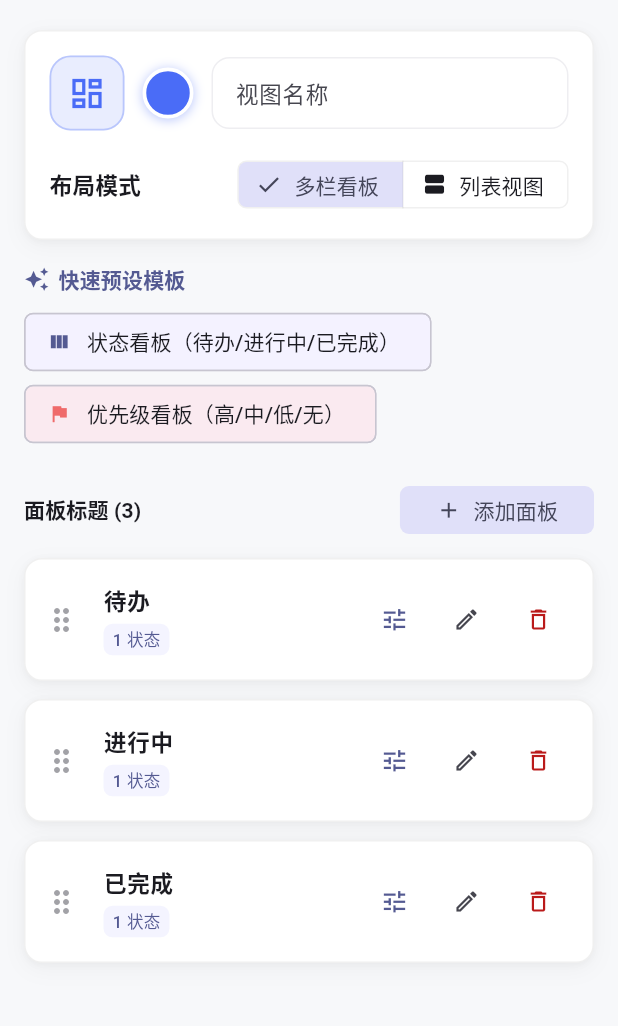
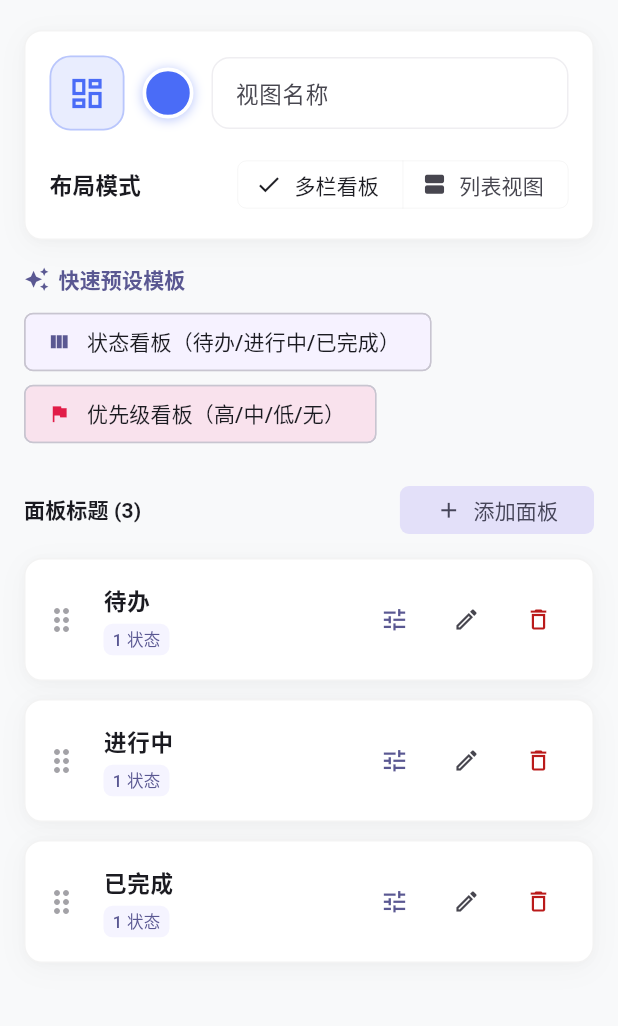
Before and after one commit to roverway/ordo, a Flutter app: the CustomViewEditorPage screen opened by its route, on a phone screen of 412 x 824 dp, the part 72-1098 px from its top. Run offline on Flutter 3.47's test engine with Material 3 defaults, Android fonts, the phone set to English and light mode, and no system bars; our stand-ins replace connectivity_plus, dio, drift, drift_flutter, flutter_riverpod, flutter_secure_storage and 2 more; missing offline and left inert: minio, webdav_client; accounts and stored records are empty; generated files the repository leaves out were written again.

Commit message:
feat(ui): 视觉质感系统化重塑——形态B轻微卡片流/连线呼吸感/看板元数据规整/色彩与日期打磨
- 容器架构（形态 B）：统一 SimpleTaskTile、TaskTree 与看板卡片为轻质感白卡层级（0.5px 微边框 + 柔和弥散阴影），消除今日页与详情页层级割裂。
- 任务树连线：连线透明度调至 8% 浅灰，分支端点与复选框留出 4~5px 呼吸留白间隙，解除流程图机械焊接感。
- 看板与筛选视图：保留用户自定义标题与全部属性，卡片标题独占首行，元数据（项目/优先级/日期）单行基准线对齐，取消右侧孤立红旗。
- 色彩与材质：种子主色升级为 Electric Indigo (#4F46E5)，底色升级为冷白灰 (#F8F9FA)，语义色统一为玫瑰红/琥珀黄/翡翠绿；优化 FAB 与设置页分段器。
- 侧边栏与日历：抽屉子项目色点与父级文件夹文本严格纵向对齐；日历数字启用表格数字；修复 formatDueDate 中文环境下英文日期混杂。
- 文档同步：同步更新 docs/50-ui-ux.md 令牌规格表。

```diff
--- a/lib/core/theme/app_theme.dart
+++ b/lib/core/theme/app_theme.dart
@@ -182,15 +182,36 @@ abstract final class AppTheme {
         style: ButtonStyle(
           shape: WidgetStatePropertyAll(
             RoundedRectangleBorder(
-              borderRadius: BorderRadius.circular(AppTokens.radiusChip),
+              borderRadius: BorderRadius.circular(AppTokens.radiusChip + 2),
             ),
+          ),
+          backgroundColor: WidgetStateProperty.resolveWith((states) {
+            if (states.contains(WidgetState.selected)) {
+              return isDark ? AppTokens.surfaceCardDark : AppTokens.surfaceCard;
+            }
+            return Colors.transparent;
+          }),
+          foregroundColor: WidgetStateProperty.resolveWith((states) {
+            if (states.contains(WidgetState.selected)) {
+              return colorScheme.onSurface;
+            }
+            return colorScheme.onSurfaceVariant;
+          }),
+          elevation: WidgetStateProperty.resolveWith((states) {
+            if (states.contains(WidgetState.selected)) {
+              return 1.0;
+            }
+            return 0.0;
+          }),
+          shadowColor: WidgetStatePropertyAll(
+            isDark ? Colors.black54 : const Color(0x14000000),
           ),
           side: WidgetStateProperty.resolveWith((states) {
             return BorderSide(
               color: isDark
                   ? AppTokens.borderSubtleDark
                   : AppTokens.borderSubtleLight,
-              width: 1,
+              width: 0.5,
             );
           }),
         ),
@@ -253,7 +274,10 @@ abstract final class AppTheme {
 
       // ── FAB ──
       floatingActionButtonTheme: FloatingActionButtonThemeData(
-        elevation: AppTokens.elevationFab,
+        elevation: 2,
+        highlightElevation: 4,
+        backgroundColor: colorScheme.primary,
+        foregroundColor: Colors.white,
         shape: RoundedRectangleBorder(
           borderRadius: BorderRadius.circular(AppTokens.radiusButton),
         ),
@@ -275,7 +299,9 @@ abstract final class AppTheme {
         // 宽屏 Rail 加宽 80 → 96（55-ui-redesign-proposal.md §3.2）。
         minWidth: AppTokens.railWidth,
         // 选中态药丸高亮：浅色容器 + 圆角（colorScheme 派生，不硬编码）。
-        indicatorColor: colorScheme.secondaryContainer,
+        indicatorColor: colorScheme.primary.withValues(
+          alpha: AppTokens.alphaTintSoft,
+        ),
         indicatorShape: RoundedRectangleBorder(
           borderRadius: BorderRadius.circular(AppTokens.radiusButton),
         ),
--- a/lib/core/theme/app_tokens.dart
+++ b/lib/core/theme/app_tokens.dart
@@ -9,28 +9,28 @@ import 'package:flutter/material.dart';
 abstract final class AppTokens {
   // ── Color ──
 
-  /// Seed color: refined Indigo blue (Linear-inspired).
-  static const Color seedColor = Color(0xFF5E6AD2);
+  /// Seed color: refined Electric Indigo / Iris.
+  static const Color seedColor = Color(0xFF4F46E5);
 
-  /// Done — crisp forest green.
-  static const Color colorDone = Color(0xFF45B26B);
+  /// Done — refined Emerald green.
+  static const Color colorDone = Color(0xFF059669);
 
-  /// In Progress — match seed blue.
-  static const Color colorInProgress = Color(0xFF5E6AD2);
+  /// In Progress — match seed indigo.
+  static const Color colorInProgress = Color(0xFF4F46E5);
 
   /// Cancelled — neutral gray.
   static const Color colorCancelled = Color(0xFF9CA3AF);
 
-  /// Overdue — coral red (gentle, not harsh).
-  static const Color colorOverdue = Color(0xFFF87171);
+  /// Overdue — elegant rose red (gentle, not harsh).
+  static const Color colorOverdue = Color(0xFFE11D48);
 
   /// Inbox project accent — warm violet.
   /// 与 todo_repository.dart 的 inboxProjectColor 保持一致（DB 实际写入值）。
   static const Color colorInbox = Color(0xFF6C5CE7);
 
-  /// Page surface (light) — Linear pure crisp off-white.
+  /// Page surface (light) — pure crisp cool off-white.
   /// (docs/66-ui-visual-polish-proposal.md)
-  static const Color surfacePageLight = Color(0xFFF7F8FA);
+  static const Color surfacePageLight = Color(0xFFF8F9FA);
 
   /// Page surface (dark) — Linear deep charcoal.
   static const Color surfacePageDark = Color(0xFF0D0E11);
@@ -64,11 +64,11 @@ abstract final class AppTokens {
   /// 强罩染：强选中/拖拽悬停等最高强调档（对应既往 15–16% 档）。
   static const double alphaTintStrong = 0.16;
 
-  /// Subtle border (light) — ~6% black.
-  static const Color borderSubtleLight = Color(0x0F000000);
+  /// Subtle border (light) — ~4.7% black.
+  static const Color borderSubtleLight = Color(0x0C000000);
 
-  /// Subtle border hover (light) — ~12% black.
-  static const Color borderSubtleHoverLight = Color(0x1F000000);
+  /// Subtle border hover (light) — ~10% black.
+  static const Color borderSubtleHoverLight = Color(0x1A000000);
 
   /// Subtle border (dark) — ~6% white micro-glow.
   static const Color borderSubtleDark = Color(0x0FFFFFFF);
@@ -84,14 +84,14 @@ abstract final class AppTokens {
 
   // ── Priority colors（红/橙/蓝/无）──
 
-  /// High priority — red（与 presetColors[3] 同值）。
-  static const Color colorPriorityHigh = Color(0xFFEF6B6B);
+  /// High priority — refined rose.
+  static const Color colorPriorityHigh = Color(0xFFE11D48);
 
-  /// Medium priority — warm amber（与 presetColors[2] 同值）。
-  static const Color colorPriorityMedium = Color(0xFFF4A74A);
+  /// Medium priority — warm amber.
+  static const Color colorPriorityMedium = Color(0xFFD97706);
 
-  /// Low priority — seed blue（与 presetColors[0] 同值）。
-  static const Color colorPriorityLow = Color(0xFF5E6AD2);
+  /// Low priority — seed indigo.
+  static const Color colorPriorityLow = Color(0xFF4F46E5);
 
   // ── Border Radius ──
 
@@ -222,14 +222,14 @@ abstract final class AppTokens {
 
   /// Diffused ambient dual-shadow for light cards (resting).
   static const List<BoxShadow> cardShadowLight = [
-    BoxShadow(color: Color(0x08000000), blurRadius: 3, offset: Offset(0, 1)),
-    BoxShadow(color: Color(0x0A000000), blurRadius: 12, offset: Offset(0, 4)),
+    BoxShadow(color: Color(0x05000000), blurRadius: 4, offset: Offset(0, 1)),
+    BoxShadow(color: Color(0x08000000), blurRadius: 16, offset: Offset(0, 4)),
   ];
 
   /// Diffused ambient dual-shadow for light cards (hovered/elevated).
   static const List<BoxShadow> cardShadowLightHover = [
-    BoxShadow(color: Color(0x0A000000), blurRadius: 4, offset: Offset(0, 2)),
-    BoxShadow(color: Color(0x14000000), blurRadius: 20, offset: Offset(0, 6)),
+    BoxShadow(color: Color(0x08000000), blurRadius: 6, offset: Offset(0, 2)),
+    BoxShadow(color: Color(0x10000000), blurRadius: 20, offset: Offset(0, 6)),
   ];
 
   /// Ambient shadow for dark cards (resting).
@@ -367,8 +367,8 @@ abstract final class AppTokens {
   // ── 抽屉文件夹树（62-folder-nav.md §6.1；des-2 连线方案经用户评审废弃，
   //    仅保留缩进与行距令牌）──
 
-  /// 树状区缩进量。
-  static const double folderTreeIndent = 34;
+  /// 树状区缩进量（与父级文件夹正文文字起始线严格纵向对齐）。
+  static const double folderTreeIndent = 26;
 
   /// 树状连线区内项目行的垂直间距（比全局 [drawerRowSpacing] 更紧凑，
   /// 每行上下各留 `spacing / 2`，des-2 需求 2b）。
@@ -396,15 +396,15 @@ abstract final class AppTokens {
 
   // ── Preset Colors (project palette) ──
 
-  /// TickTick-inspired soft palette for project colors.
+  /// Refined palette for project colors (Tailwind/Radix inspired).
   static const List<Color> presetColors = [
-    Color(0xFF4A6CF7), // blue
-    Color(0xFF5CAB7D), // sage
-    Color(0xFFF4A74A), // warm amber
-    Color(0xFFEF6B6B), // coral
+    Color(0xFF4F46E5), // indigo
+    Color(0xFF059669), // emerald
+    Color(0xFFD97706), // warm amber
+    Color(0xFFE11D48), // rose
     Color(0xFF8B5CF6), // violet
-    Color(0xFF3BA5D9), // sky
-    Color(0xFFEC6B8F), // rose
+    Color(0xFF0284C7), // sky
+    Color(0xFFDB2777), // pink
     Color(0xFF6B7280), // slate
   ];
 }
--- a/lib/features/calendar/calendar_page.dart
+++ b/lib/features/calendar/calendar_page.dart
@@ -782,6 +782,7 @@ class _DayCell extends StatelessWidget {
                       fontSize: AppTokens.textFootnoteSize,
                       fontWeight: numWeight,
                       color: numColor,
+                      fontFeatures: AppTokens.fontTabular,
                     ),
                   ),
                 ),
--- a/lib/features/settings/settings_page.dart
+++ b/lib/features/settings/settings_page.dart
@@ -62,6 +62,7 @@ class SettingsBody extends ConsumerWidget {
               subtitle: Padding(
                 padding: const EdgeInsets.only(top: AppTokens.spaceSm),
                 child: SegmentedButton<ThemeMode>(
+                  showSelectedIcon: false,
                   segments: [
                     ButtonSegment(
                       value: ThemeMode.system,
@@ -93,6 +94,7 @@ class SettingsBody extends ConsumerWidget {
               subtitle: Padding(
                 padding: const EdgeInsets.only(top: AppTokens.spaceSm),
                 child: SegmentedButton<Locale>(
+                  showSelectedIcon: false,
                   segments: [
                     ButtonSegment(
                       value: const Locale('zh'),
```
Also changed, not shown: lib/core/utils/dates.dart (+9 -2 lines), lib/features/custom_views/widgets/panel_column.dart (+38 -15 lines), lib/features/tasks/widgets/task_tree.dart (+4 -4 lines), lib/shared/widgets/simple_task_tile.dart (+25 -13 lines), 1 other file.
